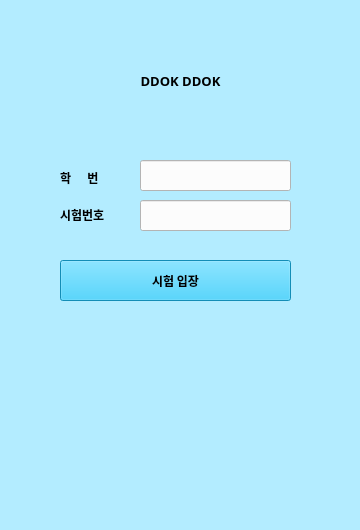
This is local ver/ui/MainWindow.ui in choisunghwan/DDOK_DDOK as Qt 5 draws it before an edit. The edited form follows.
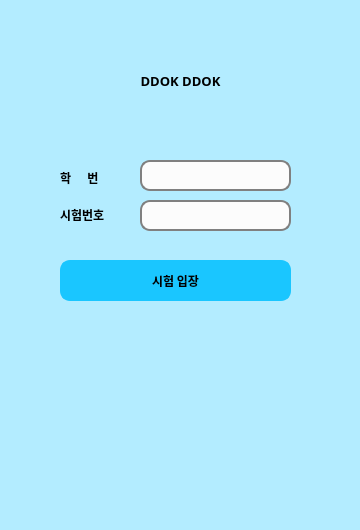
This is the edited form.

```diff
--- a/local ver/ui/MainWindow.ui
+++ b/local ver/ui/MainWindow.ui
@@ -92,8 +92,12 @@
     <property name="accessibleName">
      <string>lineEdit_en</string>
     </property>
-    <property name="styleSheet">
-     <string notr="true">background-color:rgb(252, 252, 252)</string>
+    <property name="styleSheet">        <!--시험번호 입력 칸 스타일시트-->
+     <string notr="true">
+     background-color:rgb(252, 252, 252);
+     border: 2px solid gray;            <!--테두리-->
+     border-radius: 10px;               <!--테두리 라운드 -->
+     </string>
     </property>
    </widget>
    <widget class="QPushButton" name="enterButton">
@@ -115,13 +119,13 @@
     <property name="accessibleName">
      <string>enterButton</string>
     </property>
-    
-    <property name="styleSheet">
-     <string notr="true">background-color:rgb(26, 198, 255)</string><!--시험 입장 버튼 색깔 코드 255, 230, 153-->
+    <property name="styleSheet">            <!--시험 입장 버튼 스타일 시트-->
+     <string notr="true">
+     background-color:rgb(26, 198, 255);    <!--시험 입장 버튼 색깔 코드 255, 230, 153-->
+     border: 2px solid rgb(26, 198, 255);     <!--테두리-->
+     border-radius: 10px;                   <!--모서리-->
+     </string>
     </property>
-    
-  
-    
      <property name="font">
      <font>
       <family>나눔스퀘어라운드 Bold</family>
@@ -164,8 +168,12 @@
     <property name="autoFillBackground">
      <bool>false</bool>
     </property>
-    <property name="styleSheet">
-     <string notr="true">background-color:rgb(252, 252, 252)</string>
+    <property name="styleSheet">    <!--학번 입력 스타일시트-->
+     <string notr="true">
+     background-color:rgb(252, 252, 252);
+     border: 2px solid gray;        <!--테두리-->
+     border-radius: 10px;           <!--테두리 라운드 -->
+     </string>
     </property>
    </widget>
    <widget class="QLabel" name="title">
```
Left out of the diff: 10 changed lines with no effect on the pictures.
